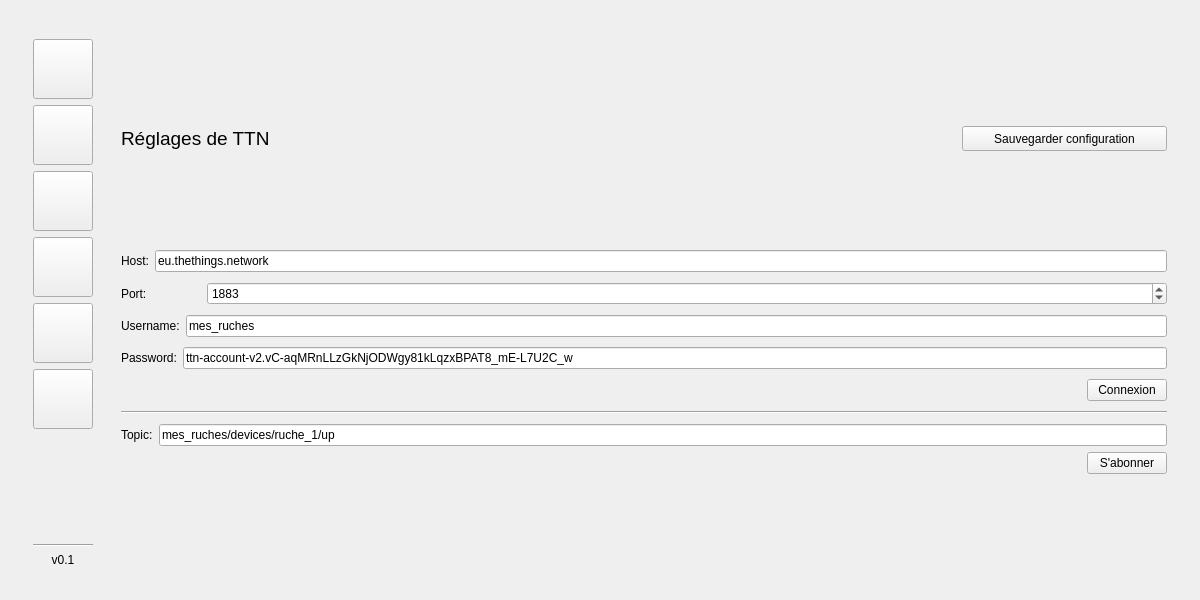
First picture: the form in trunk/beehoneyt-desktop/ihm.ui, repository zayfix/beehoneyt, before the edit.
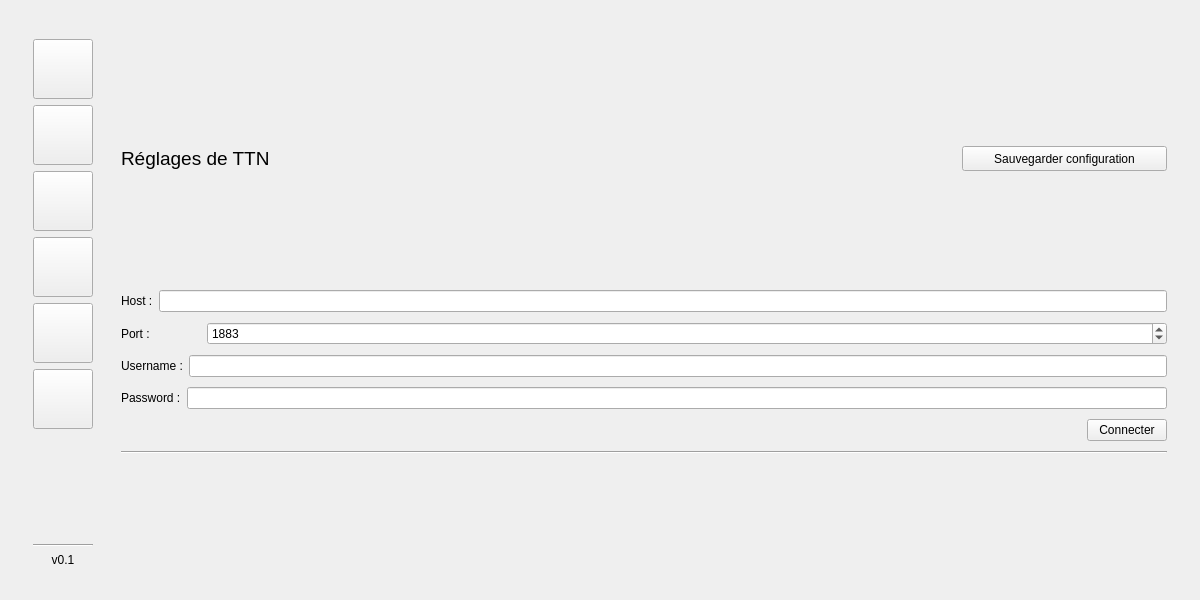
Second picture: the form after the edit. The open tabs and pages were chosen to show the change. Icons and pictures are not drawn. Custom widgets are drawn as their Qt base class.

```diff
--- a/trunk/beehoneyt-desktop/ihm.ui
+++ b/trunk/beehoneyt-desktop/ihm.ui
@@ -644,6 +644,9 @@
                <property name="text">
                 <string>Réglages de TTN</string>
                </property>
+               <property name="alignment">
+                <set>Qt::AlignLeading|Qt::AlignLeft|Qt::AlignVCenter</set>
+               </property>
               </widget>
              </item>
              <item>
@@ -671,14 +674,14 @@
                <item>
                 <widget class="QLabel" name="label_8">
                  <property name="text">
-                  <string>Host:</string>
+                  <string>Host :</string>
                  </property>
                 </widget>
                </item>
                <item>
                 <widget class="QLineEdit" name="lineEdit_host">
                  <property name="text">
-                  <string>eu.thethings.network</string>
+                  <string/>
                  </property>
                 </widget>
                </item>
@@ -701,7 +704,7 @@
                   </size>
                  </property>
                  <property name="text">
-                  <string>Port:</string>
+                  <string>Port :</string>
                  </property>
                 </widget>
                </item>
@@ -731,14 +734,14 @@
                   </size>
                  </property>
                  <property name="text">
-                  <string>Username:</string>
+                  <string>Username :</string>
                  </property>
                 </widget>
                </item>
                <item>
                 <widget class="QLineEdit" name="lineEdit_username">
                  <property name="text">
-                  <string>mes_ruches</string>
+                  <string/>
                  </property>
                 </widget>
                </item>
@@ -755,14 +758,14 @@
                   </size>
                  </property>
                  <property name="text">
-                  <string>Password:</string>
+                  <string>Password :</string>
                  </property>
                 </widget>
                </item>
                <item>
                 <widget class="QLineEdit" name="lineEdit_password">
                  <property name="text">
-                  <string>ttn-account-v2.vC-aqMRnLLzGkNjODWgy81kLqzxBPAT8_mE-L7U2C_w</string>
+                  <string/>
                  </property>
                 </widget>
                </item>
@@ -786,7 +789,7 @@
                <item>
                 <widget class="QPushButton" name="pushButton_connexion_ttn">
                  <property name="text">
-                  <string>Connexion</string>
+                  <string>Connecter</string>
                  </property>
                 </widget>
                </item>
@@ -799,58 +802,6 @@
                </property>
               </widget>
              </item>
-             <item>
-              <layout class="QVBoxLayout" name="verticalLayout_10">
-               <item>
-                <layout class="QHBoxLayout" name="horizontalLayout_18">
-                 <property name="bottomMargin">
-                  <number>0</number>
-                 </property>
-                 <item>
-                  <widget class="QLabel" name="label_12">
-                   <property name="text">
-                    <string>Topic:</string>
-                   </property>
-                  </widget>
-                 </item>
-                 <item>
-                  <widget class="QLineEdit" name="lineEdit_topic">
-                   <property name="text">
-                    <string>mes_ruches/devices/ruche_1/up</string>
-                   </property>
-                  </widget>
-                 </item>
-                </layout>
-               </item>
-               <item>
-                <layout class="QHBoxLayout" name="horizontalLayout_22">
-                 <property name="bottomMargin">
-                  <number>0</number>
-                 </property>
-                 <item>
-                  <spacer name="horizontalSpacer_4">
-                   <property name="orientation">
-                    <enum>Qt::Horizontal</enum>
-                   </property>
-                   <property name="sizeHint" stdset="0">
-                    <size>
-                     <width>40</width>
-                     <height>20</height>
-                    </size>
-                   </property>
-                  </spacer>
-                 </item>
-                 <item>
-                  <widget class="QPushButton" name="pushButton_subscribe_ttn">
-                   <property name="text">
-                    <string>S'abonner</string>
-                   </property>
-                  </widget>
-                 </item>
-                </layout>
-               </item>
-              </layout>
-             </item>
             </layout>
            </item>
           </layout>
```
Left out of the diff: 20 changed lines with no effect on the pictures.
